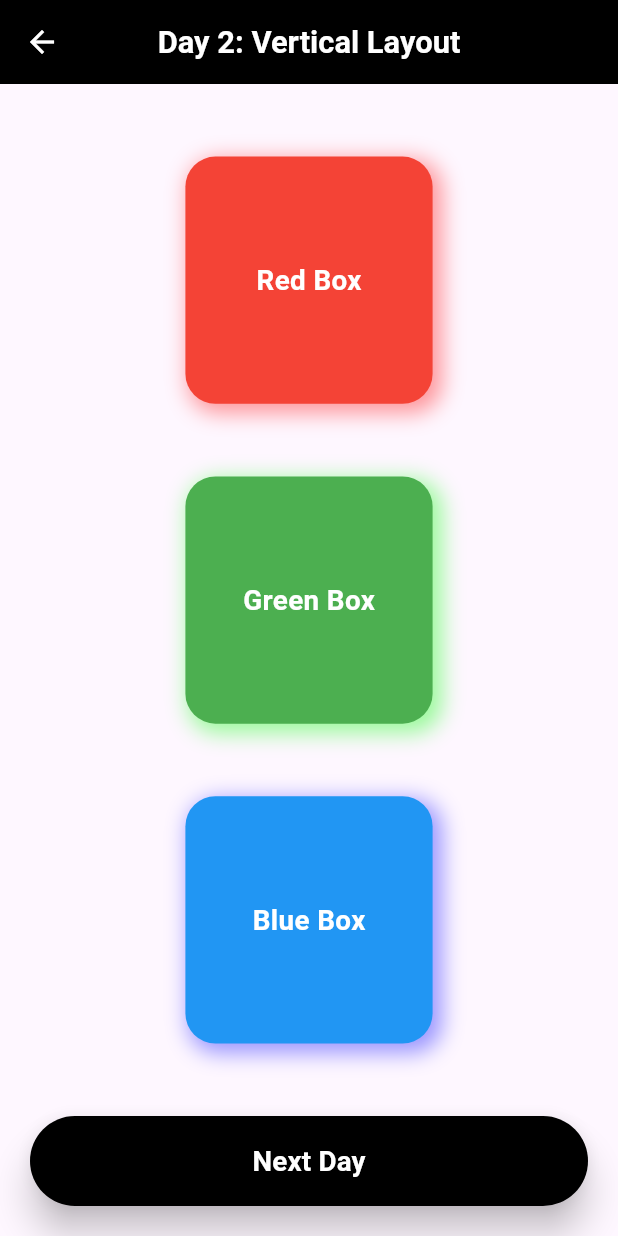
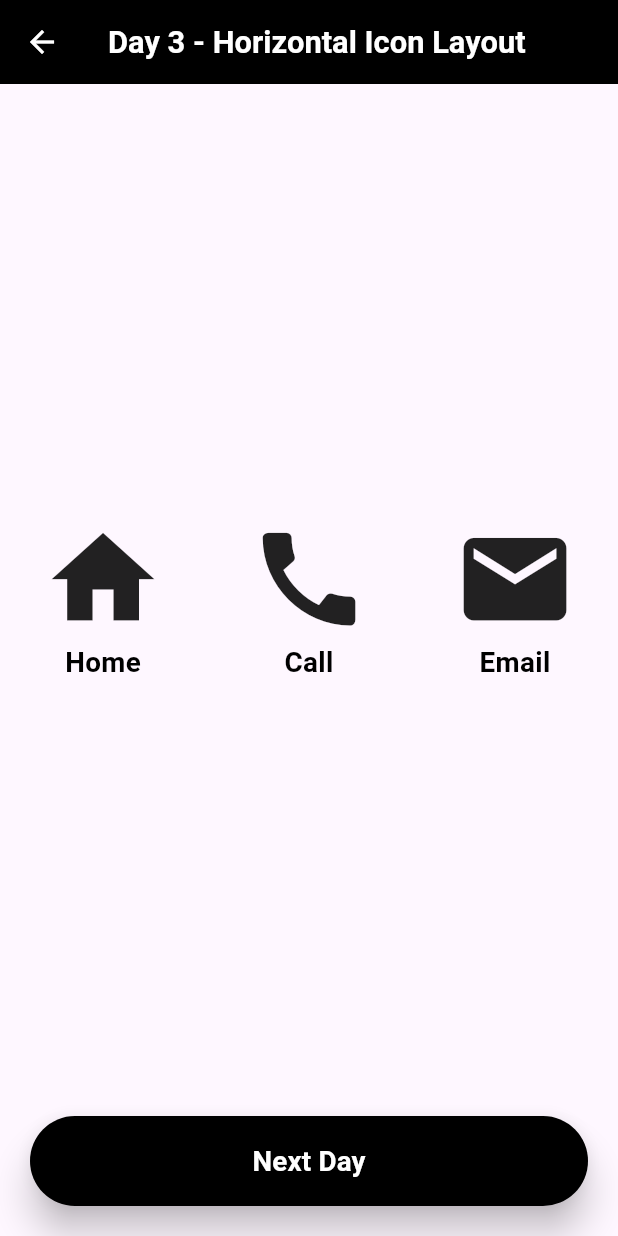
Before and after one commit to hadoopadministrator/my_flutter_app, a Flutter app: the VerticalBoxScreen screen opened directly, after a tap on "Next Day", on a phone screen of 412 x 824 dp. Run offline on Flutter 3.47's test engine with Material 3 defaults, Android fonts, the phone set to English and light mode, and no system bars.

Commit message:
Day3 Challenge Completed.

```diff
--- a/lib/screens/basic_container_screen.dart
+++ b/lib/screens/basic_container_screen.dart
@@ -67,9 +67,8 @@ class _BasicContainerScreenState extends State<BasicContainerScreen> {
                 ),
               ),
             ),
-            Padding(
-              padding: const EdgeInsets.only(right: 20, bottom: 20, left: 20),
-              child: SizedBox(
+            Container(
+              margin: EdgeInsets.only(right: 20, bottom: 20, left: 20),
               width: width * 1,
               child: ElevatedButton(
                 style: ElevatedButton.styleFrom(
@@ -95,7 +94,6 @@ class _BasicContainerScreenState extends State<BasicContainerScreen> {
                 ),
               ),
             ),
-            ),
           ],
         ),
       ),
--- /dev/null
+++ b/lib/screens/horizontal_icon_screen.dart
@@ -0,0 +1,120 @@
+import 'package:flutter/material.dart';
+
+class HorizontalIconScreen extends StatefulWidget {
+  const HorizontalIconScreen({super.key});
+
+  /*
+      Day 3 Challenge: Horizontal Layout using Row
+
+      Build a screen with a Row that contains:
+      - 3 icons spaced evenly using MainAxisAlignment.spaceAround
+      - Use icons such as: Home, Call, and Email
+  */
+
+  @override
+  State<HorizontalIconScreen> createState() => _HorizontalIconScreenState();
+}
+
+class _HorizontalIconScreenState extends State<HorizontalIconScreen> {
+  @override
+  Widget build(BuildContext context) {
+    final width = MediaQuery.sizeOf(context).width;
+    final height = MediaQuery.sizeOf(context).height;
+
+    return SafeArea(
+      child: Scaffold(
+        appBar: AppBar(
+          iconTheme: IconThemeData(color: Colors.white),
+          backgroundColor: Colors.black,
+          centerTitle: true,
+          title: Text(
+            "Day 3 - Horizontal Icon Layout",
+            style: TextStyle(
+              color: Colors.white,
+              fontSize: width * 0.05,
+              fontWeight: FontWeight.bold,
+            ),
+          ),
+        ),
+        body: Column(
+          mainAxisAlignment: MainAxisAlignment.spaceBetween,
+          children: [
+            SizedBox(),
+            Row(
+              mainAxisAlignment: MainAxisAlignment.spaceAround,
+              children: [
+                Column(
+                  children: [
+                    Icon(Icons.home, size: width * 0.2),
+                    Text(
+                      "Home",
+                      style: TextStyle(
+                        fontSize: width * 0.045,
+                        fontWeight: FontWeight.bold,
+                        color: Colors.black,
+                      ),
+                    ),
+                  ],
+                ),
+                Column(
+                  children: [
+                    Icon(Icons.call, size: width * 0.2),
+                    Text(
+                      "Call",
+                      style: TextStyle(
+                        fontSize: width * 0.045,
+                        fontWeight: FontWeight.bold,
+                        color: Colors.black,
+                      ),
+                    ),
+                  ],
+                ),
+                Column(
+                  children: [
+                    Icon(Icons.email, size: width * 0.2),
+                    Text(
+                      "Email",
+                      style: TextStyle(
+                        fontSize: width * 0.045,
+                        fontWeight: FontWeight.bold,
+                        color: Colors.black,
+                      ),
+                    ),
+                  ],
+                ),
+              ],
+            ),
+
+            Container(
+              margin: EdgeInsets.only(right: 20, bottom: 20, left: 20),
+              width: width * 1,
+              child: ElevatedButton(
+                style: ElevatedButton.styleFrom(
+                  padding: EdgeInsets.symmetric(vertical: height * 0.02),
+                  backgroundColor: Colors.black,
+                  elevation: 10,
+                ),
+                onPressed: () {
+                  // Navigator.push(
+                  //   context,
+                  //   MaterialPageRoute(
+                  //     builder: (context) => ,
+                  //   ),
+                  // );
+                },
+                child: Text(
+                  "Next Day",
+                  style: TextStyle(
+                    fontSize: width * 0.045,
+                    fontWeight: FontWeight.bold,
+                    color: Colors.white,
+                  ),
+                ),
+              ),
+            ),
+          ],
+        ),
+      ),
+    );
+  }
+}
--- a/lib/screens/vertical_box_screen.dart
+++ b/lib/screens/vertical_box_screen.dart
@@ -1,4 +1,5 @@
 import 'package:flutter/material.dart';
+import 'package:my_app/screens/horizontal_icon_screen.dart';
 
 class VerticalBoxScreen extends StatefulWidget {
   const VerticalBoxScreen({super.key});
@@ -20,13 +21,15 @@ class _VerticalBoxScreenState extends State<VerticalBoxScreen> {
   Widget build(BuildContext context) {
     final width = MediaQuery.sizeOf(context).width;
     final height = MediaQuery.sizeOf(context).height;
-    return Scaffold(
+
+    return SafeArea(
+      child: Scaffold(
         appBar: AppBar(
           iconTheme: IconThemeData(color: Colors.white),
           backgroundColor: Colors.black,
           centerTitle: true,
           title: Text(
-          "Day 2: Vertical Layout",
+            "Day 2: Vertical Box Layout",
             style: TextStyle(
               color: Colors.white,
               fontSize: width * 0.05,
@@ -113,9 +116,8 @@ class _VerticalBoxScreenState extends State<VerticalBoxScreen> {
                 ),
               ),
             ),
-          Padding(
-            padding: const EdgeInsets.only(right: 20, bottom: 20, left: 20),
-            child: SizedBox(
+            Container(
+              margin: EdgeInsets.only(right: 20, bottom: 20, left: 20),
               width: width * 1,
               child: ElevatedButton(
                 style: ElevatedButton.styleFrom(
@@ -124,12 +126,12 @@ class _VerticalBoxScreenState extends State<VerticalBoxScreen> {
                   elevation: 10,
                 ),
                 onPressed: () {
-                  // Navigator.push(
-                  //   context,
-                  //   MaterialPageRoute(
-                  //     builder: (context) => VerticalBoxScreen(),
-                  //   ),
-                  // );
+                  Navigator.push(
+                    context,
+                    MaterialPageRoute(
+                      builder: (context) => HorizontalIconScreen(),
+                    ),
+                  );
                 },
                 child: Text(
                   "Next Day",
@@ -141,8 +143,8 @@ class _VerticalBoxScreenState extends State<VerticalBoxScreen> {
                 ),
               ),
             ),
+          ],
         ),
-        ],
       ),
     );
   }
```
Lines whose indentation alone changed are shown as unchanged.
